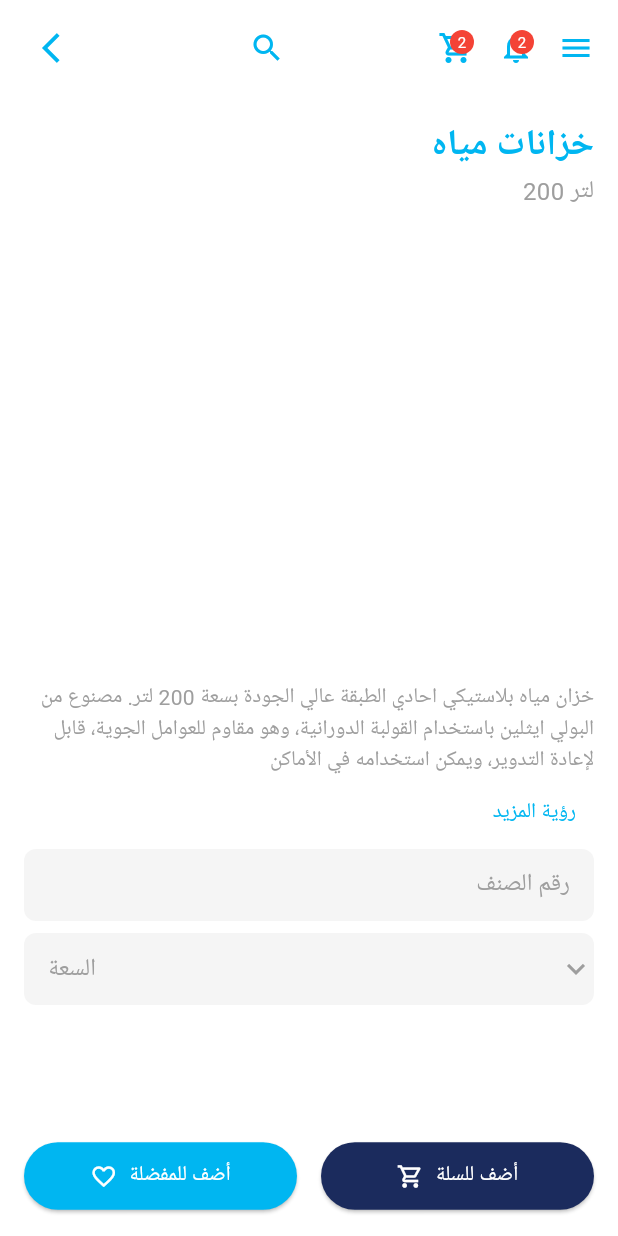
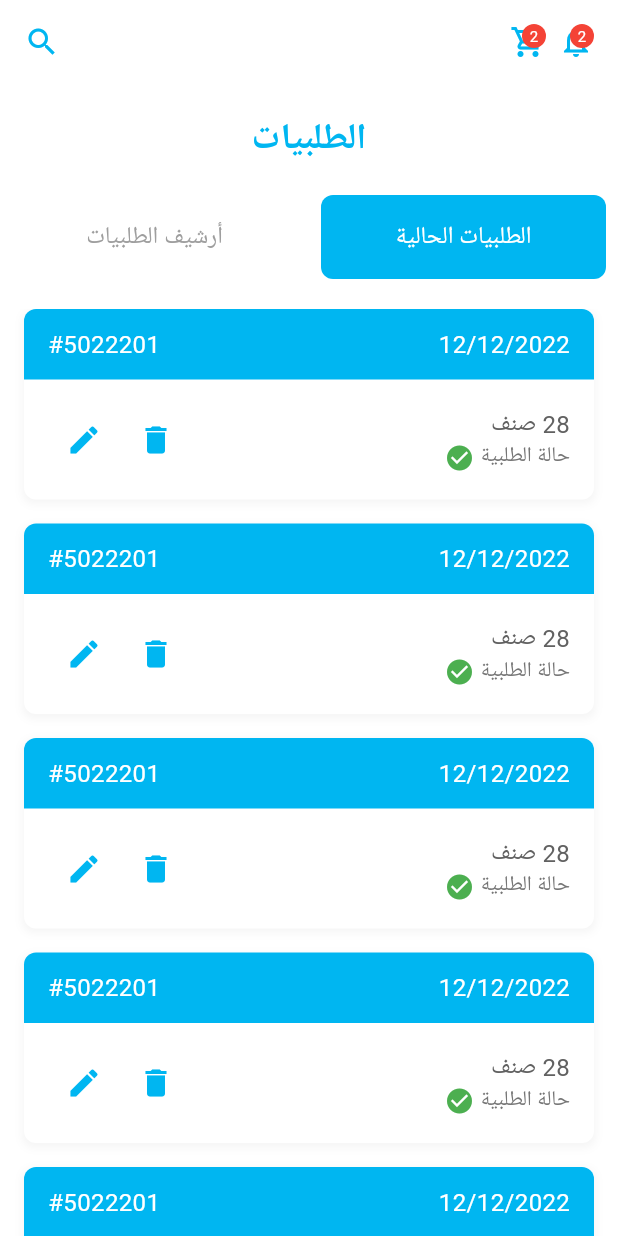
Before and after one commit to AbdShGazi/Royalco, a Flutter app: the ProductDetailsPage screen opened directly with empty values, after a tap on an icon or button, on a phone screen of 412 x 824 dp. Run offline on Flutter 3.47's test engine with Material 3 defaults, Android fonts, the phone set to English and light mode, and no system bars; network calls fail.

Commit message:
cart and orders added

```diff
--- /dev/null
+++ b/lib/pages/orders_page.dart
@@ -0,0 +1,222 @@
+import 'package:flutter/material.dart';
+import 'package:royalco/widgets/custom_app_bar.dart';
+import 'order_details_page.dart';
+
+class OrdersPage extends StatefulWidget {
+  const OrdersPage({super.key});
+
+  @override
+  State<OrdersPage> createState() => _OrdersPageState();
+}
+
+class _OrdersPageState extends State<OrdersPage> {
+  bool showCurrentOrders = true;
+
+  @override
+  Widget build(BuildContext context) {
+    return Scaffold(
+      backgroundColor: Colors.white,
+      appBar: const CustomAppBar(),
+      body: Column(
+        children: [
+          const SizedBox(height: 20),
+          const Text(
+            'الطلبيات',
+            style: TextStyle(
+              fontSize: 24,
+              fontWeight: FontWeight.bold,
+              color: Color(0xFF00B6F1),
+            ),
+          ),
+          const SizedBox(height: 20),
+          // Tab buttons
+          Row(
+            children: [
+              Expanded(
+                child: Padding(
+                  padding: const EdgeInsets.symmetric(horizontal: 8.0),
+                  child: ElevatedButton(
+                    onPressed: () => setState(() => showCurrentOrders = false),
+                    style: ElevatedButton.styleFrom(
+                      backgroundColor: !showCurrentOrders
+                          ? const Color(0xFFF5F5F5)
+                          : Colors.white,
+                      elevation: 0,
+                      padding: const EdgeInsets.symmetric(vertical: 16),
+                      shape: RoundedRectangleBorder(
+                        borderRadius: BorderRadius.circular(8),
+                      ),
+                    ),
+                    child: Text(
+                      'أرشيف الطلبيات',
+                      style: TextStyle(
+                        color: !showCurrentOrders
+                            ? Colors.black
+                            : Colors.grey,
+                        fontSize: 16,
+                      ),
+                    ),
+                  ),
+                ),
+              ),
+              Expanded(
+                child: Padding(
+                  padding: const EdgeInsets.symmetric(horizontal: 8.0),
+                  child: ElevatedButton(
+                    onPressed: () => setState(() => showCurrentOrders = true),
+                    style: ElevatedButton.styleFrom(
+                      backgroundColor: showCurrentOrders
+                          ? const Color(0xFF00B6F1)
+                          : Colors.white,
+                      elevation: 0,
+                      padding: const EdgeInsets.symmetric(vertical: 16),
+                      shape: RoundedRectangleBorder(
+                        borderRadius: BorderRadius.circular(8),
+                      ),
+                    ),
+                    child: Text(
+                      'الطلبيات الحالية',
+                      style: TextStyle(
+                        color: showCurrentOrders
+                            ? Colors.white
+                            : Colors.grey,
+                        fontSize: 16,
+                      ),
+                    ),
+                  ),
+                ),
+              ),
+            ],
+          ),
+          const SizedBox(height: 20),
+          // Orders list
+          Expanded(
+            child: ListView.builder(
+              itemCount: 5,
+              padding: const EdgeInsets.symmetric(horizontal: 16),
+              itemBuilder: (context, index) {
+                return Container(
+                  margin: const EdgeInsets.only(bottom: 16),
+                  decoration: BoxDecoration(
+                    color: Colors.white,
+                    borderRadius: BorderRadius.circular(8),
+                    boxShadow: [
+                      BoxShadow(
+                        color: Colors.grey.withOpacity(0.1),
+                        spreadRadius: 1,
+                        blurRadius: 4,
+                        offset: const Offset(0, 2),
+                      ),
+                    ],
+                  ),
+                  child: Column(
+                    children: [
+                      Container(
+                        padding: const EdgeInsets.symmetric(
+                          horizontal: 16,
+                          vertical: 12,
+                        ),
+                        decoration: const BoxDecoration(
+                          color: Color(0xFF00B6F1),
+                          borderRadius: BorderRadius.only(
+                            topLeft: Radius.circular(8),
+                            topRight: Radius.circular(8),
+                          ),
+                        ),
+                        child: Row(
+                          mainAxisAlignment: MainAxisAlignment.spaceBetween,
+                          children: [
+                            Text(
+                              '#5022201',
+                              style: TextStyle(
+                                color: Colors.white,
+                                fontSize: 16,
+                              ),
+                            ),
+                            Text(
+                              '12/12/2022',
+                              style: TextStyle(
+                                color: Colors.white,
+                                fontSize: 16,
+                              ),
+                            ),
+                          ],
+                        ),
+                      ),
+                      Padding(
+                        padding: const EdgeInsets.all(16),
+                        child: Row(
+                          mainAxisAlignment: MainAxisAlignment.spaceBetween,
+                          children: [
+                            Row(
+                              children: [
+                                IconButton(
+                                  icon: const Icon(
+                                    Icons.edit,
+                                    color: Color(0xFF00B6F1),
+                                  ),
+                                  onPressed: () {
+                                    Navigator.push(
+                                      context,
+                                      MaterialPageRoute(
+                                        builder: (context) => OrderDetailsPage(
+                                          orderId: '5022201',
+                                        ),
+                                      ),
+                                    );
+                                  },
+                                ),
+                                IconButton(
+                                  icon: const Icon(
+                                    Icons.delete,
+                                    color: Color(0xFF00B6F1),
+                                  ),
+                                  onPressed: () {},
+                                ),
+                              ],
+                            ),
+                            Column(
+                              crossAxisAlignment: CrossAxisAlignment.end,
+                              children: [
+                                Text(
+                                  '28 صنف',
+                                  style: TextStyle(
+                                    fontSize: 16,
+                                    color: Colors.grey[700],
+                                  ),
+                                  textDirection: TextDirection.rtl,
+                                ),
+                                Row(
+                                  children: [
+                                    Icon(
+                                      Icons.check_circle,
+                                      color: Colors.green,
+                                      size: 20,
+                                    ),
+                                    const SizedBox(width: 4),
+                                    Text(
+                                      'حالة الطلبية',
+                                      style: TextStyle(
+                                        fontSize: 14,
+                                        color: Colors.grey[600],
+                                      ),
+                                      textDirection: TextDirection.rtl,
+                                    ),
+                                  ],
+                                ),
+                              ],
+                            ),
+                          ],
+                        ),
+                      ),
+                    ],
+                  ),
+                );
+              },
+            ),
+          ),
+        ],
+      ),
+    );
+  }
+}
--- a/lib/pages/product_details_page.dart
+++ b/lib/pages/product_details_page.dart
@@ -1,6 +1,7 @@
 import 'package:flutter/material.dart';
 import 'package:royalco/widgets/custom_app_bar.dart';
 import 'package:royalco/widgets/search_icon.dart';
+import 'package:royalco/pages/orders_page.dart';
 
 class ProductDetailsPage extends StatefulWidget {
   final String title;
@@ -119,7 +120,7 @@ class _ProductDetailsPageState extends State<ProductDetailsPage> {
                   mainAxisSize: MainAxisSize.min,
                   children: [
                     const Text(
-                      'يرجى تحديد الكمية',
+                      'يرجى تحديد الكم��ة',
                       style: TextStyle(
                         fontSize: 16,
                         fontWeight: FontWeight.w500,
@@ -294,7 +295,10 @@ class _ProductDetailsPageState extends State<ProductDetailsPage> {
                         icon: Icons.shopping_cart_outlined,
                         badge: '2',
                         onTap: () {
-                          print('Cart clicked');
+                          Navigator.push(
+                            context,
+                            MaterialPageRoute(builder: (context) => const OrdersPage()),
+                          );
                         },
                       ),
                       const SizedBox(width: 16),
```
Also changed, not shown: lib/pages/order_details_page.dart (added, +247 -0 lines), lib/widgets/custom_app_bar.dart (+5 -3 lines).
